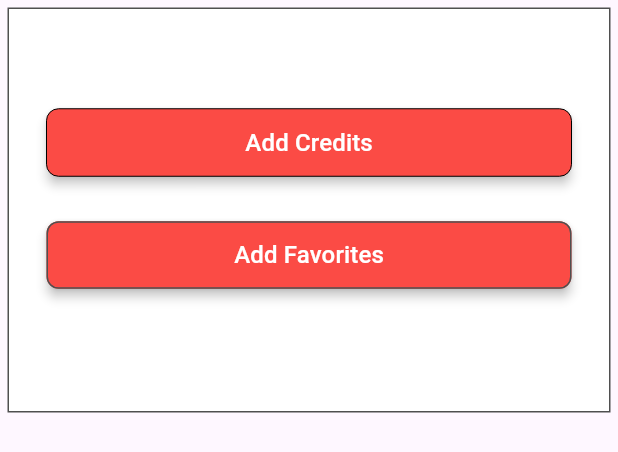
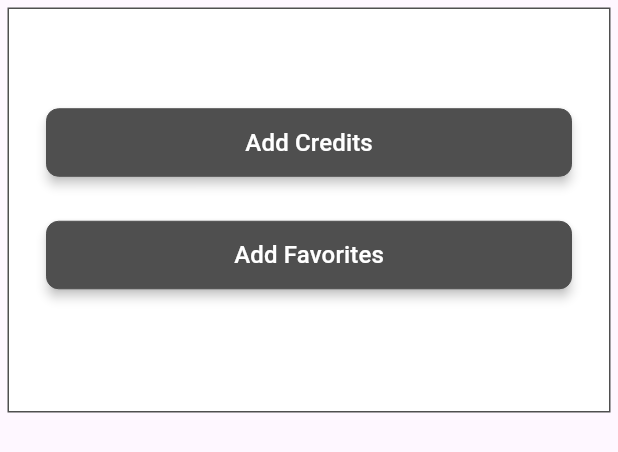
Before and after one commit to nextstopaaron/mousecreditsv2, a Flutter app: the AddthingsWidget widget shown alone on an empty page, opened directly, on a phone screen of 412 x 824 dp. Shown: the top 452 px of the screen. Run offline on Flutter 3.47's test engine with Material 3 defaults, Android fonts, the phone set to English and light mode, and no system bars; drawn by our look-alikes of auto_size_text; our stand-ins replace cloud_firestore, dropdown_button2, easy_debounce, equatable, firebase_auth, firebase_core and 15 more; missing offline and left inert: aligned_tooltip, json_path, mime_type, text_search; accounts and stored records are empty; Roboto replaces fonts that are missing (Readex Pro).

Commit message:
Updating to latest FlutterFlow output.

```diff
--- a/lib/components/addthings_widget.dart
+++ b/lib/components/addthings_widget.dart
@@ -107,7 +107,7 @@ class _AddthingsWidgetState extends State<AddthingsWidget> {
                               24.0, 0.0, 24.0, 0.0),
                           iconPadding: const EdgeInsetsDirectional.fromSTEB(
                               0.0, 0.0, 0.0, 0.0),
-                          color: FlutterFlowTheme.of(context).primary,
+                          color: FlutterFlowTheme.of(context).secondary,
                           textStyle:
                               FlutterFlowTheme.of(context).titleSmall.override(
                                     fontFamily: 'Readex Pro',
@@ -115,7 +115,8 @@ class _AddthingsWidgetState extends State<AddthingsWidget> {
                                         .primaryBackground,
                                   ),
                           elevation: 3.0,
-                          borderSide: const BorderSide(
+                          borderSide: BorderSide(
+                            color: FlutterFlowTheme.of(context).secondary,
                             width: 0.0,
                           ),
                           borderRadius: BorderRadius.circular(8.0),
@@ -149,7 +150,7 @@ class _AddthingsWidgetState extends State<AddthingsWidget> {
                                 24.0, 0.0, 24.0, 0.0),
                             iconPadding: const EdgeInsetsDirectional.fromSTEB(
                                 0.0, 0.0, 0.0, 0.0),
-                            color: FlutterFlowTheme.of(context).primary,
+                            color: FlutterFlowTheme.of(context).secondary,
                             textStyle: FlutterFlowTheme.of(context)
                                 .titleSmall
                                 .override(
@@ -158,6 +159,10 @@ class _AddthingsWidgetState extends State<AddthingsWidget> {
                                       .primaryBackground,
                                 ),
                             elevation: 3.0,
+                            borderSide: BorderSide(
+                              color: FlutterFlowTheme.of(context).secondary,
+                              width: 0.0,
+                            ),
                             borderRadius: BorderRadius.circular(8.0),
                           ),
                         ),
@@ -193,7 +198,7 @@ class _AddthingsWidgetState extends State<AddthingsWidget> {
                                 24.0, 0.0, 24.0, 0.0),
                             iconPadding: const EdgeInsetsDirectional.fromSTEB(
                                 0.0, 0.0, 0.0, 0.0),
-                            color: FlutterFlowTheme.of(context).primary,
+                            color: FlutterFlowTheme.of(context).secondary,
                             textStyle: FlutterFlowTheme.of(context)
                                 .titleSmall
                                 .override(
@@ -204,6 +209,7 @@ class _AddthingsWidgetState extends State<AddthingsWidget> {
                             elevation: 3.0,
                             borderSide: BorderSide(
                               color: FlutterFlowTheme.of(context).secondary,
+                              width: 0.0,
                             ),
                             borderRadius: BorderRadius.circular(8.0),
                           ),
--- a/lib/components/share_widget.dart
+++ b/lib/components/share_widget.dart
@@ -54,7 +54,7 @@ class _ShareWidgetState extends State<ShareWidget> {
     return Container(
       height: 250.0,
       decoration: BoxDecoration(
-        color: FlutterFlowTheme.of(context).secondaryBackground,
+        color: FlutterFlowTheme.of(context).primaryBackground,
       ),
       child: Column(
         mainAxisSize: MainAxisSize.max,
```
